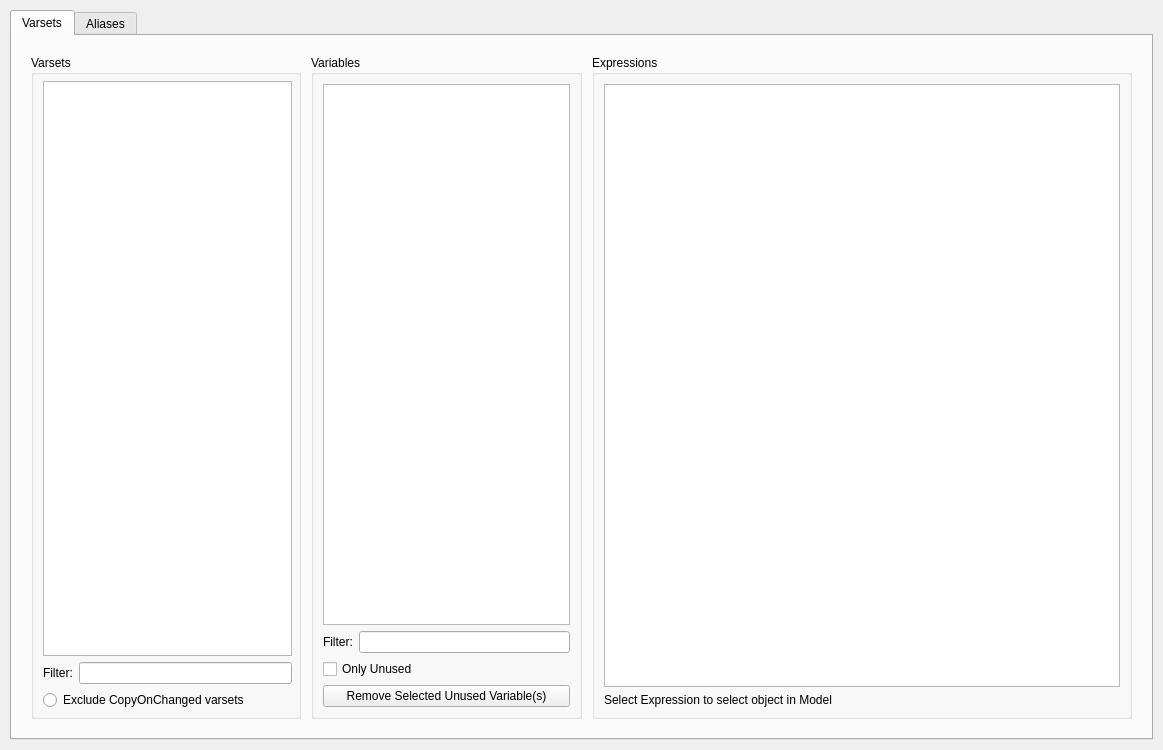
royw/freecad_datamanager_workbench, file freecad/datamanager_wb/resources/ui/main_panel.ui: the form before one commit.
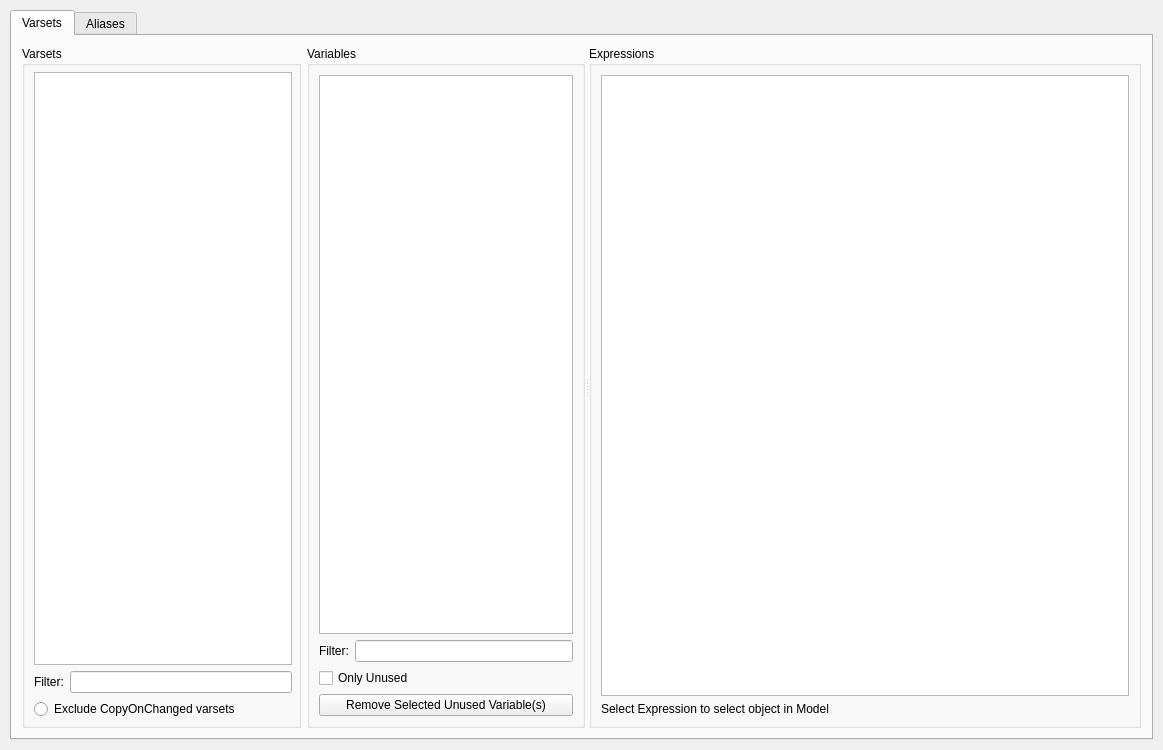
The form after the commit.

Commit message: chore(ui): add splitter to varset and aliases tabs

Diff of the .ui file:
```diff
--- a/freecad/datamanager_wb/resources/ui/main_panel.ui
+++ b/freecad/datamanager_wb/resources/ui/main_panel.ui
@@ -38,9 +38,7 @@
       <attribute name="title">
        <string>Varsets</string>
       </attribute>
-      <layout class="QHBoxLayout" name="horizontalLayout_5">
-       <item>
-        <layout class="QHBoxLayout" name="horizontalLayout_2" stretch="0,0,0">
+      <layout class="QHBoxLayout" name="horizontalLayout_9">
          <property name="spacing">
           <number>10</number>
          </property>
@@ -56,6 +54,19 @@
          <property name="bottomMargin">
           <number>10</number>
          </property>
+       <item>
+        <widget class="QSplitter" name="splitter">
+         <property name="sizePolicy">
+          <sizepolicy hsizetype="Expanding" vsizetype="Expanding">
+           <horstretch>0</horstretch>
+           <verstretch>0</verstretch>
+          </sizepolicy>
+         </property>
+         <property name="orientation">
+          <enum>Qt::Orientation::Horizontal</enum>
+         </property>
+         <widget class="QWidget" name="">
+          <layout class="QHBoxLayout" name="horizontalLayout_2">
          <item>
           <widget class="QGroupBox" name="varsets_groupBox">
            <property name="sizePolicy">
@@ -160,7 +171,8 @@
            </layout>
           </widget>
          </item>
-         <item>
+          </layout>
+         </widget>
           <widget class="QGroupBox" name="varsetExpressionsGroupBox">
            <property name="sizePolicy">
             <sizepolicy hsizetype="Expanding" vsizetype="Expanding">
@@ -191,8 +203,7 @@
             </item>
            </layout>
           </widget>
-         </item>
-        </layout>
+        </widget>
        </item>
       </layout>
      </widget>
```
Left out of the diff: 19 changed lines with no effect on the pictures. Lines whose indentation alone changed are shown as unchanged.
